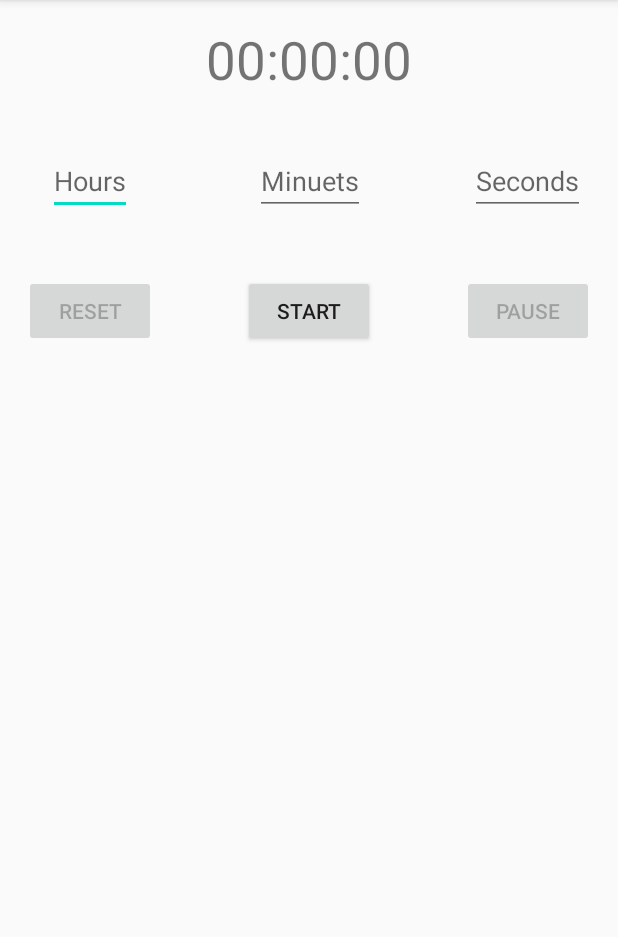
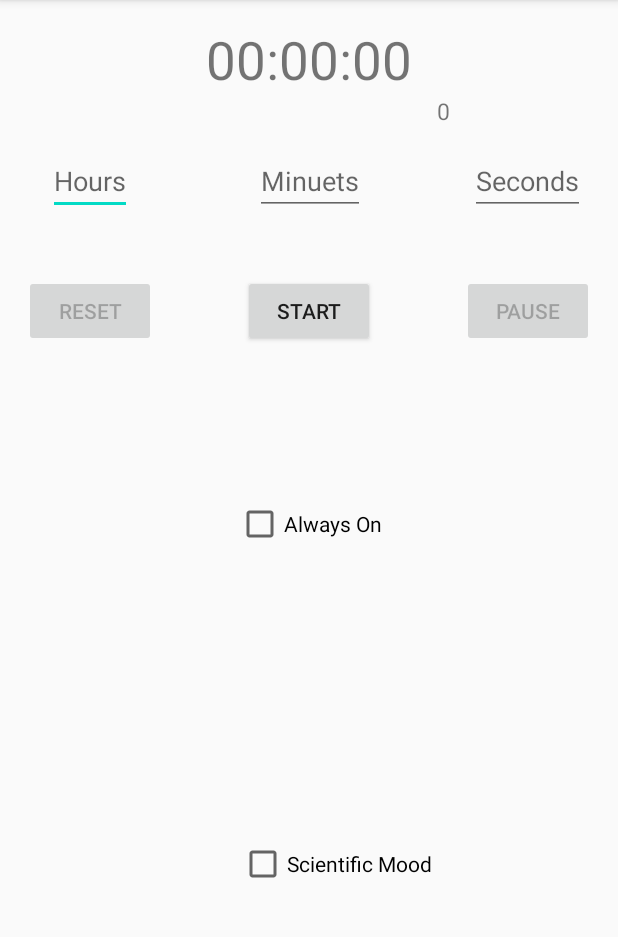
Before and after one commit to AbdelrahmanHamoda/Timer, an Android app: the screen it shows after launch (MainActivity), on a phone screen of 412 x 824 dp, the part 84-1021 px from its top. Run offline under Robolectric (Android 15) with nearby library versions, the phone set to English and light mode, and no system bars.

Commit message:
implementing frag section

```diff
--- a/app/src/main/java/com/example/timer/MainActivity.java
+++ b/app/src/main/java/com/example/timer/MainActivity.java
@@ -7,7 +7,9 @@ import android.os.Bundle;
 import android.os.CountDownTimer;
 import android.util.Log;
 import android.view.View;
+import android.view.WindowManager;
 import android.widget.Button;
+import android.widget.CheckBox;
 import android.widget.EditText;
 import android.widget.TextView;
 import android.widget.Toast;
@@ -19,14 +21,18 @@ public class MainActivity extends AppCompatActivity {
     private long endTime;
     private CountDownTimer cdTimer;
     private boolean state;
+    private int frag = 100;
 
     private Button start;
     private Button pause;
     private Button reset;
     private TextView timer;
+    private TextView fragments;
     private EditText hours;
     private EditText minuets;
     private EditText seconds;
+    private CheckBox alwaysOn;
+    private CheckBox high_perception;
 
     @Override
     protected void onCreate(Bundle savedInstanceState) {
@@ -45,11 +51,30 @@ public class MainActivity extends AppCompatActivity {
                 pause();
             }
         });
-
         reset.setOnClickListener(new View.OnClickListener() {
             @Override
             public void onClick(View v) {
                 reset();
+            }
+        });
+        alwaysOn.setOnClickListener(new View.OnClickListener() {
+            @Override
+            public void onClick(View v) {
+                if(alwaysOn.isChecked()){
+                    // preventing screen from going off
+                    Toast.makeText(getApplicationContext(),"toggled to always on mode",Toast.LENGTH_SHORT).show();
+                    getWindow().addFlags(WindowManager.LayoutParams.FLAG_KEEP_SCREEN_ON);
+                }else{
+                    // turning screen back to its normal mode
+                    Toast.makeText(getApplicationContext(),"toggled to normal mode",Toast.LENGTH_SHORT).show();
+                    getWindow().clearFlags(WindowManager.LayoutParams.FLAG_KEEP_SCREEN_ON);
+                }
+            }
+        });
+        high_perception.setOnClickListener(new View.OnClickListener() {
+            @Override
+            public void onClick(View v) {
+
             }
         });
     }
@@ -61,6 +86,7 @@ public class MainActivity extends AppCompatActivity {
         SharedPreferences pref = getSharedPreferences("prefs",MODE_PRIVATE);
         SharedPreferences.Editor editor = pref.edit();
         editor.putLong("rem",remainingTime);
+        editor.putInt("frag",frag);
         editor.putLong("end",endTime);
         editor.putBoolean("state",state);
         editor.apply();
@@ -78,9 +104,10 @@ public class MainActivity extends AppCompatActivity {
         hours.setEnabled(true);
         minuets.setEnabled(true);
         seconds.setEnabled(true);
-
+        // retrieving saved data
         SharedPreferences pref = getSharedPreferences("prefs", MODE_PRIVATE);
         remainingTime = pref.getLong("rem",0);
+        frag = pref.getInt("frag",0);
         endTime = pref.getLong("end",0);
         state = pref.getBoolean("state",false);
 
@@ -93,7 +120,8 @@ public class MainActivity extends AppCompatActivity {
             if(remainingTime<0){
                 state=false;
                 remainingTime = 0;
-                displayTimer();
+                frag=0;
+                displayTimer(frag);
                 start.setText(R.string.start);
                 start.setEnabled(true);
                 pause.setEnabled(false);
@@ -110,6 +138,13 @@ public class MainActivity extends AppCompatActivity {
                 }
             }else {
                 start_timer();
+            }
+        }else{
+            displayTimer(frag);
+            if(!timer.getText().toString().equals("00:00:00")){
+                start.setText(R.string.resume);
+            }else{
+                start.setText(R.string.start);
             }
         }
     }
@@ -138,17 +173,24 @@ public class MainActivity extends AppCompatActivity {
             seconds.setText("");
             endTime = System.currentTimeMillis() + remainingTime; // detecting value of end time according to the system
             // initializing timer
-            cdTimer = new CountDownTimer(remainingTime,1000) {
+            cdTimer = new CountDownTimer(remainingTime,1) {
                 @Override
                 public void onTick(long millisUntilFinished) {
                     remainingTime = millisUntilFinished;
-                    displayTimer();
+                    frag = (int) (remainingTime/10);
+                    frag=getFrag(frag);
+                    displayTimer(frag);
+
+                    if(remainingTime%1000!=0){
+                        Log.v(String.valueOf(remainingTime/1000),String.valueOf(frag));
+                    }
                 }
 
                 @Override
                 public void onFinish() {
                     state=false;
                     remainingTime=0;
+                    frag=100;
                     pause.setEnabled(false);
                     start.setEnabled(true);
                     start.setText(R.string.start);
@@ -178,6 +220,7 @@ public class MainActivity extends AppCompatActivity {
         timer.setText("00:00:00");
         state = false;
         remainingTime = 0;
+        frag=100;
         reset.setEnabled(false);
         pause.setEnabled(false);
         start.setEnabled(true);
@@ -195,9 +238,12 @@ public class MainActivity extends AppCompatActivity {
         pause=findViewById(R.id.pause);
         reset=findViewById(R.id.reset);
         timer=findViewById(R.id.timer);
+        fragments=findViewById(R.id.fragment);
         hours=findViewById(R.id.hour);
         minuets=findViewById(R.id.min);
         seconds=findViewById(R.id.sec);
+        alwaysOn=findViewById(R.id.always_on);
+        high_perception=findViewById(R.id.high_perception);
     }
 
     private long translateToMilli(){
@@ -227,8 +273,11 @@ public class MainActivity extends AppCompatActivity {
         return total;
     }
 
-    private void displayTimer(){
+    private void displayTimer(int frag){
+        String timeFormat;
+
         int hours = (int) remainingTime/1000/60/60;
+
         int minutes;
         if(hours>0){
             minutes = (int) remainingTime/1000/60 - hours*60;
@@ -237,7 +286,22 @@ public class MainActivity extends AppCompatActivity {
         }
 
         int sec = (int) remainingTime/1000%60;
-        String timeFormat = String.format(Locale.getDefault(),"%02d:%02d:%02d",hours,minutes,sec);
+
+        fragments.setText(String.valueOf(frag));
+
+        timeFormat = String.format(Locale.getDefault(),"%02d:%02d:%02d",hours,minutes,sec);
+
         timer.setText(timeFormat);
     }
+
+    private int getFrag(int num) {
+        int result = 0;
+        String temp = String.valueOf(num);
+        if (num > 100) {
+            temp = temp.substring(temp.length() - 2);
+            //System.out.println(temp);
+            result = Integer.parseInt(temp);
+        }
+        return result;
+    }
 }
--- a/app/src/main/res/layout/activity_main.xml
+++ b/app/src/main/res/layout/activity_main.xml
@@ -21,6 +21,18 @@
         app:layout_constraintTop_toTopOf="parent"
         android:importantForAutofill="no"
         tools:ignore="HardcodedText,LabelFor" />
+
+    <TextView
+        android:id="@+id/fragment"
+        android:layout_width="wrap_content"
+        android:layout_height="wrap_content"
+        android:layout_marginTop="63dp"
+        android:layout_marginEnd="112dp"
+        android:text="000"
+        android:textSize="15sp"
+        app:layout_constraintEnd_toEndOf="parent"
+        app:layout_constraintTop_toTopOf="parent"
+        tools:ignore="HardcodedText" />
 
     <EditText
         android:id="@+id/hour"
@@ -99,4 +111,24 @@
         app:layout_constraintStart_toEndOf="@id/reset"
         app:layout_constraintTop_toBottomOf="@id/min" />
 
+    <CheckBox
+        android:id="@+id/always_on"
+        android:layout_width="wrap_content"
+        android:layout_height="wrap_content"
+        android:layout_marginTop="102dp"
+        android:layout_marginEnd="157dp"
+        android:text="@string/always_on"
+        app:layout_constraintEnd_toEndOf="parent"
+        app:layout_constraintTop_toBottomOf="@+id/start" />
+
+    <CheckBox
+        android:id="@+id/high_perception"
+        android:layout_width="wrap_content"
+        android:layout_height="wrap_content"
+        android:layout_marginEnd="124dp"
+        android:layout_marginBottom="176dp"
+        android:text="@string/high_perception"
+        app:layout_constraintBottom_toBottomOf="parent"
+        app:layout_constraintEnd_toEndOf="parent" />
+
 </androidx.constraintlayout.widget.ConstraintLayout>
--- a/app/src/main/res/values/strings.xml
+++ b/app/src/main/res/values/strings.xml
@@ -7,4 +7,6 @@
     <string name="minuets">Minuets</string>
     <string name="hours">Hours</string>
     <string name="resume">resume</string>
+    <string name="always_on">Always On</string>
+    <string name="high_perception">Scientific Mood</string>
 </resources>
--- a/build.gradle
+++ b/build.gradle
@@ -5,7 +5,7 @@ buildscript {
         jcenter()
     }
     dependencies {
-        classpath "com.android.tools.build:gradle:4.0.0"
+        classpath 'com.android.tools.build:gradle:4.0.1'
 
         // NOTE: Do not place your application dependencies here; they belong
         // in the individual module build.gradle files
```
